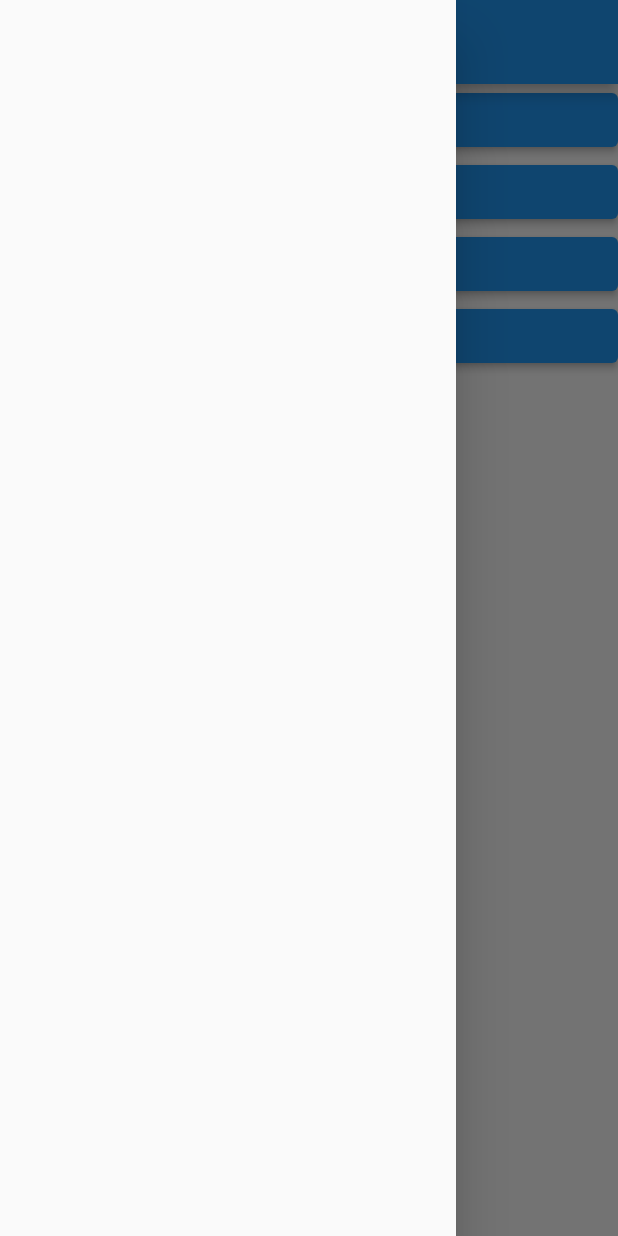
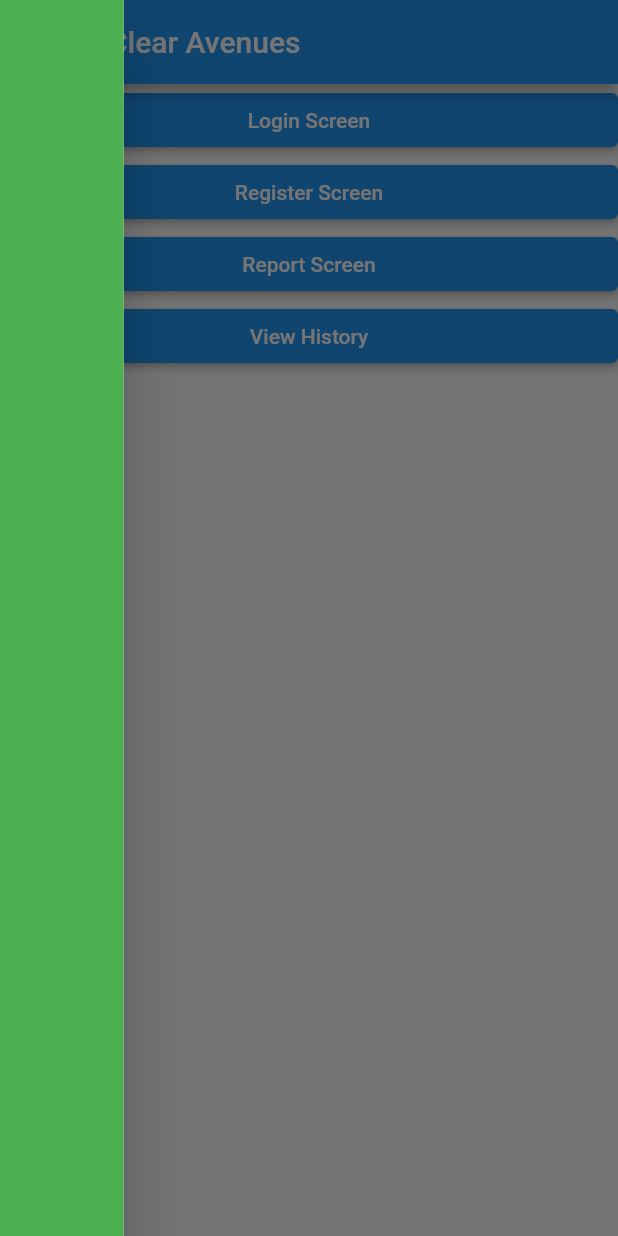
Before and after one commit to ShroudofDark/ClearAvenues-FrontEnd, a Flutter app: the screen it shows after launch, with the side drawer open, on a phone screen of 412 x 824 dp. Run offline on Flutter 3.47's test engine with Material 2 defaults, Android fonts, the phone set to English and light mode, and no system bars; our stand-ins replace go_router, google_maps_flutter.

Commit message:
Implemented larger swipe range NavBar can swipe on entire screen to open. Need to ask Keshaun if there is something that can be done about when dragging left to right causing the app to close.

```diff
--- a/lib/widgets/my_scaffold.dart
+++ b/lib/widgets/my_scaffold.dart
@@ -12,6 +12,9 @@ class MyScaffold extends StatelessWidget {
   Widget build(BuildContext context) {
     return Scaffold(
       drawer: NavBar(),
+        //Edits where you can start a drag motion to open the side bar
+        //Currently entire size of screen due to finicky behavior where it closes app
+        drawerEdgeDragWidth: MediaQuery.of(context).size.width,
       appBar: AppBar(
         title: const Text("Clear Avenues"),
       ),
--- a/lib/widgets/navigation_bar.dart
+++ b/lib/widgets/navigation_bar.dart
@@ -1,10 +1,33 @@
 import 'package:flutter/material.dart';
+
+/* Navigation bar is toolbar that expands from the left screen
+ * and provides navigation options for the user in order to access
+ * different screens.
+ */
 
 class NavBar extends StatelessWidget {
   NavBar({super.key});
 
   @override
   Widget build(BuildContext context) {
-      return Drawer();
+    //Boolean to determine if drawer menu is open or not
+    bool isCollapsed = true; //TODO change so its not always false
+
+    return Container(
+      //Boolean check to determine width. True = left side, false = right side.
+      width: isCollapsed ? MediaQuery.of(context).size.width * 0.2 : null,
+      child: Drawer(
+        //Determines what is within the drawer widget
+        child: Container(
+          color: Colors.green,
+          //Create a child widget that is part of the container
+          child: Column(
+            children: [
+              //Insert Children widgets of the Column
+            ],
+          )
+        )
+      ),
+    );
   }
 }
```
